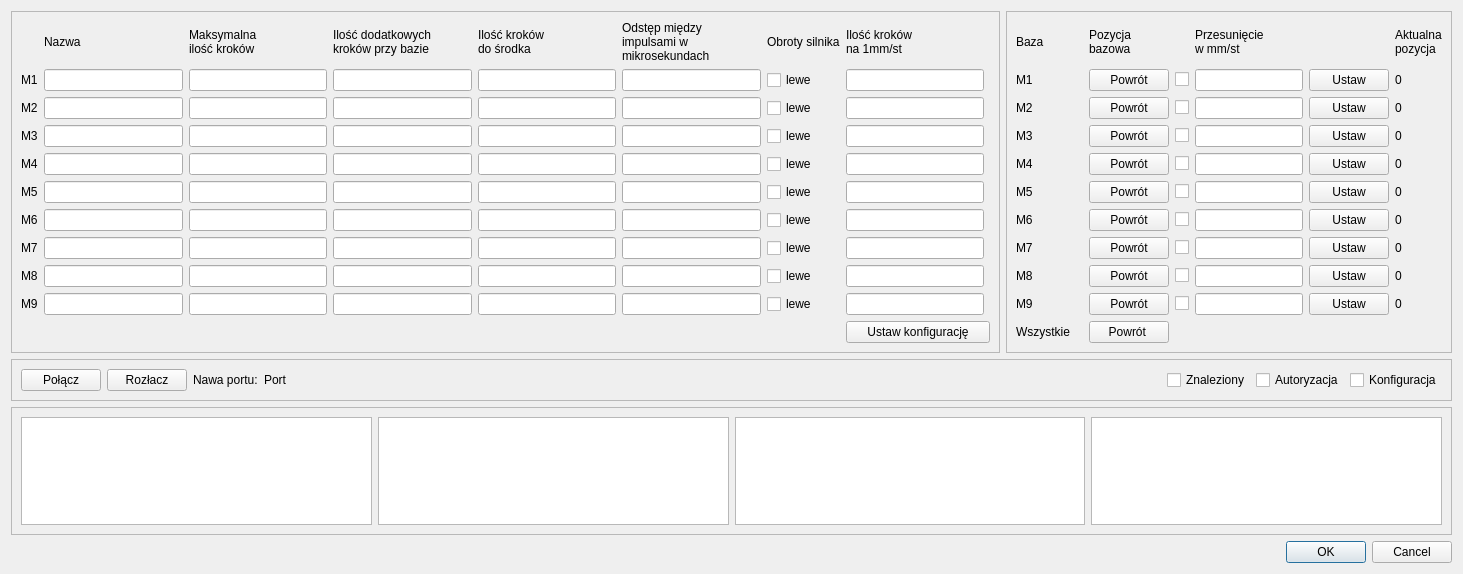
This is CzujkiLinioweApp/teststerownikadlg.ui in wiacekmarcin/CzujkiLiniowe as Qt 5 draws it before an edit. The edited form follows.
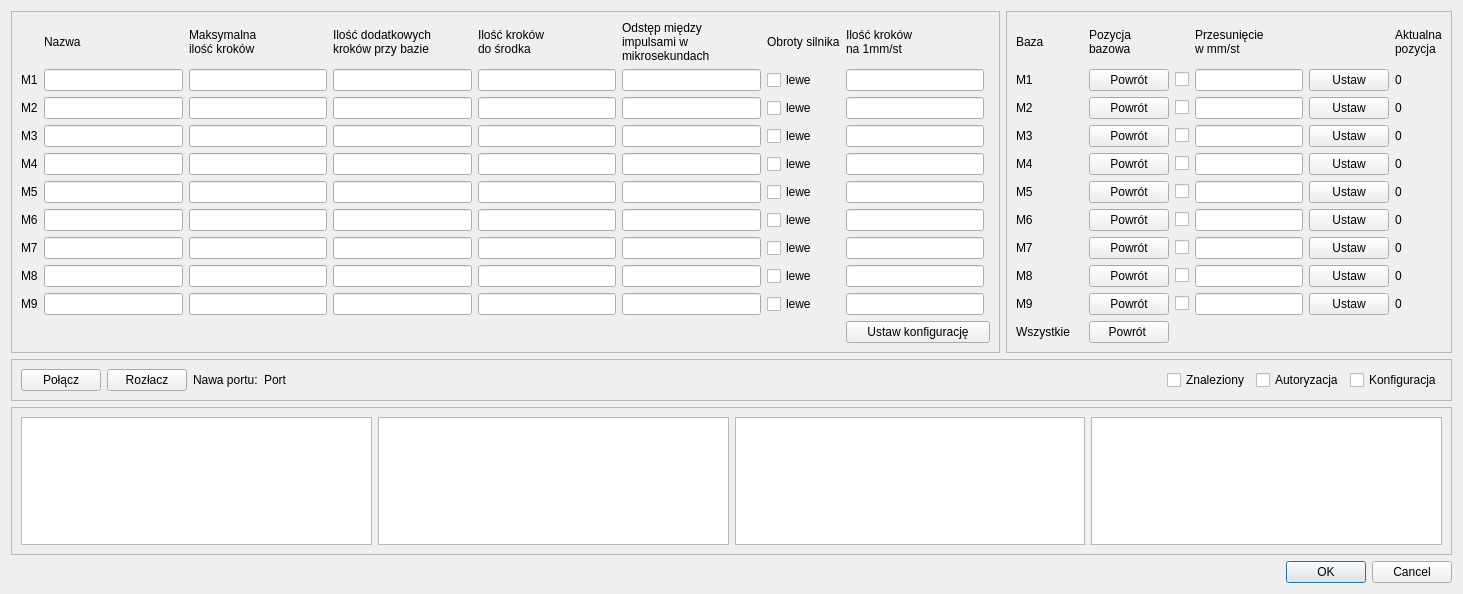
This is the edited form.

Diff of the .ui file:
```diff
--- a/CzujkiLinioweApp/teststerownikadlg.ui
+++ b/CzujkiLinioweApp/teststerownikadlg.ui
@@ -7,7 +7,7 @@
     <x>0</x>
     <y>0</y>
     <width>1463</width>
-    <height>574</height>
+    <height>594</height>
    </rect>
   </property>
   <property name="windowTitle">
```
Left out of the diff: 2 changed lines with no effect on the pictures.
